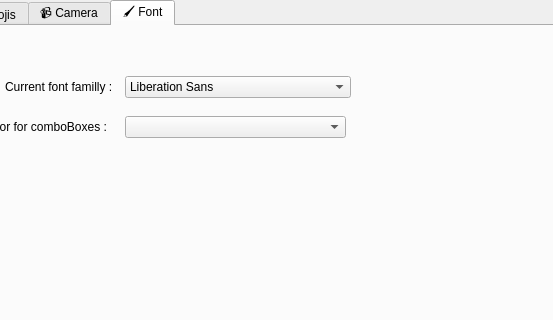
Qt form maindesktopweadtwindow.ui (Vicken-Ghoubiguian/desktopWeaDTApp) before a commit; both pictures show x 247 to 800 and y 0 to 320 of the 800 by 600 pixel window.
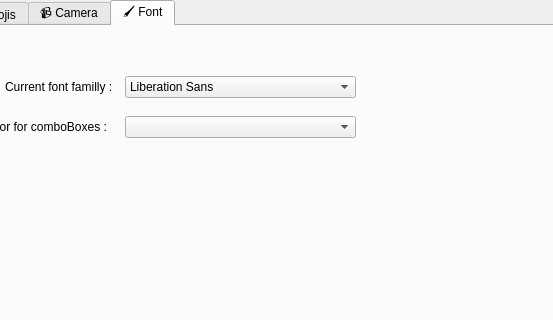
The same form after that commit. The open tabs and pages were chosen to show the change.

```diff
--- a/maindesktopweadtwindow.ui
+++ b/maindesktopweadtwindow.ui
@@ -292,7 +292,7 @@
        <rect>
         <x>370</x>
         <y>50</y>
-        <width>226</width>
+        <width>231</width>
         <height>22</height>
        </rect>
       </property>
@@ -318,7 +318,7 @@
        <rect>
         <x>370</x>
         <y>90</y>
-        <width>221</width>
+        <width>231</width>
         <height>22</height>
        </rect>
       </property>
```
Left out of the diff: 2 changed lines with no effect on the pictures.
